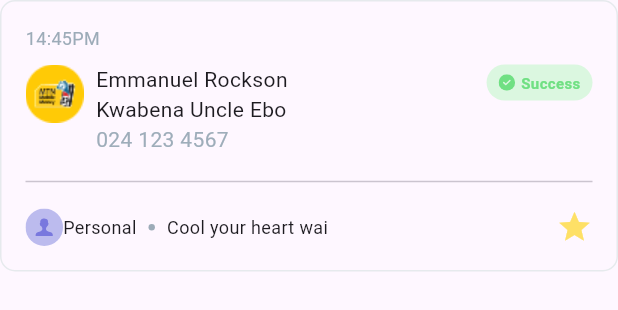
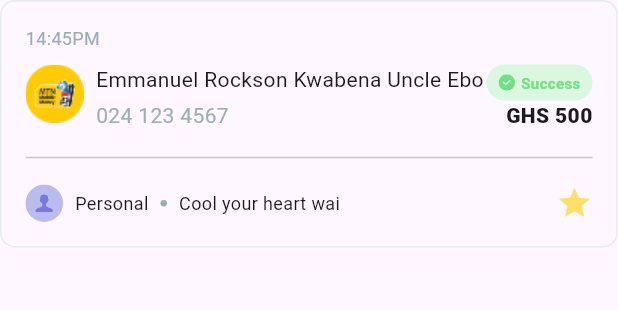
Before and after one commit to wishwelloklu/hubtel-coding-challange-repo, a Flutter app: the MainWidget widget shown alone on an empty page, opened directly, on a phone screen of 412 x 824 dp. Shown: the top 310 px of the screen. Run offline on Flutter 3.47's test engine with Material 3 defaults, Android fonts, the phone set to English and light mode, and no system bars; our stand-ins replace flutter_riverpod, flutter_svg.

Commit message:
Update transaction view

```diff
--- a/lib/views/history.dart
+++ b/lib/views/history.dart
@@ -1,4 +1,6 @@
+import 'package:flutter/cupertino.dart';
 import 'package:flutter/material.dart';
+import 'package:flutter/widgets.dart';
 import 'package:flutter_svg/svg.dart';
 import 'package:hubtel_test/components/text_field.dart';
 
@@ -142,7 +144,7 @@ class _HistoryState extends State<History> {
                   Icons.add_circle,
                   color: Colors.white,
                 ),
-                backgroundColor: const Color(0xfff01c7b1),
+                backgroundColor: const Color(0xff01c7b1),
               ),
             );
           }
@@ -184,39 +186,26 @@ class MainWidget extends StatelessWidget {
               Row(
                 crossAxisAlignment: CrossAxisAlignment.start,
                 children: [
-                  Expanded(
-                    child: Row(
-                      crossAxisAlignment: CrossAxisAlignment.start,
-                      children: [
                   Image.asset("assets/images/MTN Mobile Money.png"),
                   const SizedBox(width: 8),
-                        const Column(
+                  Expanded(
+                    child: Column(
                       crossAxisAlignment: CrossAxisAlignment.start,
                       mainAxisAlignment: MainAxisAlignment.start,
                       children: [
-                            Text(
-                              "Emmanuel Rockson",
+                        Row(
+                          crossAxisAlignment: CrossAxisAlignment.start,
+                          children: [
+                            Expanded(
+                              child: Text(
+                                "Emmanuel Rockson Kwabena Uncle Ebo",
                                 style: TextStyle(fontSize: 14),
-                            ),
-                            Text(
-                              "Kwabena Uncle Ebo",
-                              style: TextStyle(fontSize: 14),
-                            ),
-                            Text(
-                              "024 123 4567",
-                              style: TextStyle(
-                                fontSize: 14,
-                                color: Color(0xFF9EADBA),
-                              ),
-                            ),
-                          ],
-                        )
-                      ],
+                                maxLines: 2,
                               ),
                             ),
                             Container(
-                    padding:
-                        const EdgeInsets.symmetric(horizontal: 8, vertical: 5),
+                              padding: const EdgeInsets.symmetric(
+                                  horizontal: 8, vertical: 5),
                               decoration: BoxDecoration(
                                   color: const Color(0xFFDBF7E0),
                                   borderRadius: BorderRadius.circular(20)),
@@ -237,6 +226,28 @@ class MainWidget extends StatelessWidget {
                             ),
                           ],
                         ),
+                        const Row(
+                          mainAxisAlignment: MainAxisAlignment.spaceBetween,
+                          children: [
+                            Text(
+                              "024 123 4567",
+                              style: TextStyle(
+                                fontSize: 14,
+                                color: Color(0xFF9EADBA),
+                              ),
+                            ),
+                            Text(
+                              "GHS 500",
+                              style: TextStyle(
+                                  fontSize: 14, fontWeight: FontWeight.w900),
+                            )
+                          ],
+                        ),
+                      ],
+                    ),
+                  ),
+                ],
+              ),
               const SizedBox(height: 10),
               const Divider(),
               const SizedBox(height: 10),
@@ -246,6 +257,7 @@ class MainWidget extends StatelessWidget {
                   Row(
                     children: [
                       SvgPicture.asset("assets/svgs/profile.svg"),
+                      const SizedBox(width: 8),
                       const Text(
                         "Personal",
                         style: TextStyle(
```
Also changed, not shown: assets/data.json (added, +65 -0 lines), lib/model/transaction.dart (added, +100 -0 lines), pubspec.lock, 85 other files. Lines whose indentation alone changed are shown as unchanged.
